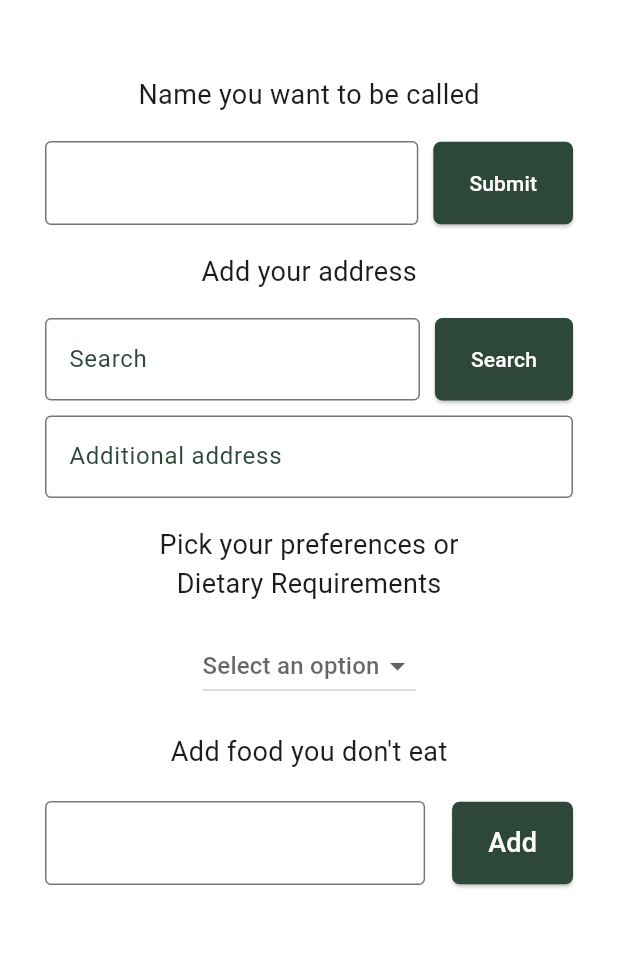
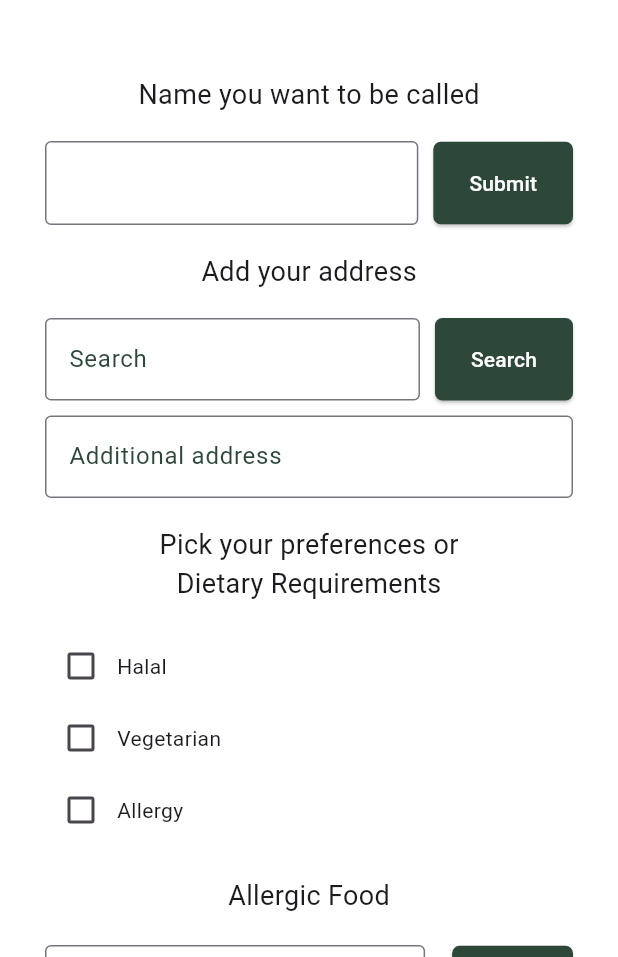
Before and after one commit to seoeunwon/mukki-app-master, a Flutter app: the SignUpPreferences screen opened directly, on a phone screen of 412 x 824 dp, the part 279-1236 px from its top. Run offline on Flutter 3.47's test engine with Material 3 defaults, Android fonts, the phone set to English and light mode, and no system bars; our stand-ins replace dio, flutter_secure_storage, google_maps_flutter; missing offline and left inert: kakao_flutter_sdk_user; accounts and stored records are empty.

Commit message:
Refactor signup preferences to support multiple option selections and integrate API call for filtered restaurants

```diff
--- a/lib/main.dart
+++ b/lib/main.dart
@@ -9,7 +9,6 @@ void main() {
 
 class MyApp extends StatelessWidget {
   const MyApp({super.key});
-
   @override
   Widget build(BuildContext context) {
     return MaterialApp(
--- a/lib/setting.dart
+++ b/lib/setting.dart
@@ -78,7 +78,10 @@ class _SettingState extends State<Setting> {
                 ),
               ),
               SizedBox(height: 20),
-              Text('Status: $option', style: TextStyle(fontSize: 20)),
+              Text(
+                'Status: ${selectedOptions.join(', ')}',
+                style: TextStyle(fontSize: 20),
+              ),
               SizedBox(height: 20),
               Row(
                 children: [
--- a/lib/shared_data.dart
+++ b/lib/shared_data.dart
@@ -5,4 +5,4 @@ List<String> foodList = [];
 
 final TextEditingController usernameController = TextEditingController();
 String username = '';
-String option = '';
+List<String> selectedOptions = [];
--- a/lib/signup_preferences.dart
+++ b/lib/signup_preferences.dart
@@ -1,6 +1,7 @@
 import 'package:flutter/material.dart';
 import 'package:mukki/mainpage.dart';
 import 'package:mukki/shared_data.dart';
+import 'package:dio/dio.dart';
 
 class SignUpPreferences extends StatefulWidget {
   const SignUpPreferences({super.key});
@@ -10,16 +11,42 @@ class SignUpPreferences extends StatefulWidget {
 }
 
 class _SignUpPreferencesState extends State<SignUpPreferences> {
-  String? _selectedOption;
-
   final List<String> _options = ['Halal', 'Vegetarian', 'Allergy'];
+  final List<String> _selectedOptions = [];
   final TextEditingController _excludeFoodController = TextEditingController();
   final TextEditingController _usernameController = TextEditingController();
+
+  bool vegan = false;
+  bool halal = false;
+  bool peanut = false;
 
   @override
   void dispose() {
     _excludeFoodController.dispose();
     super.dispose();
+  }
+
+  Future<void> fetchFilteredRestaurants() async {
+    // 옵션에 따라 필터 값 설정
+    vegan = _selectedOptions.contains('Vegetarian');
+    halal = _selectedOptions.contains('Halal');
+    peanut = _selectedOptions.contains('Allergy');
+    final String url =
+        'http://localhost:3000/restaurants/filteredLIst?vegan=$vegan&halal=$halal&peanut=$peanut';
+    try {
+      // dio를 사용하여 GET 요청 보내기
+      Dio dio = Dio();
+      Response response = await dio.get(url);
+
+      if (response.statusCode == 200) {
+        final List<dynamic> data = response.data;
+        print('API Response: $data'); // 응답 확인
+      } else {
+        print('Failed to load data: ${response.statusCode}');
+      }
+    } catch (e) {
+      print('Error occurred: $e');
+    }
   }
 
   @override
@@ -147,25 +174,33 @@ class _SignUpPreferencesState extends State<SignUpPreferences> {
                 style: TextStyle(fontSize: 18),
               ),
               const SizedBox(height: 18),
-              DropdownButton<String>(
-                value: _selectedOption,
-                hint: const Text('Select an option'),
-                items: _options.map((String option) {
-                  return DropdownMenuItem<String>(
-                    value: option,
-                    child: Text(option),
-                  );
-                }).toList(),
-                onChanged: (String? newValue) {
-                  setState(() {
-                    _selectedOption = newValue;
-                    option = _selectedOption!;
-                  });
-                },
-              ),
+              // Checkbox로 여러 옵션 선택 가능
+              for (String option in _options)
+                Row(
+                  children: [
+                    Checkbox(
+                      value: _selectedOptions.contains(option),
+                      onChanged: (bool? value) {
+                        setState(() {
+                          if (value == true) {
+                            _selectedOptions.add(option);
+                          } else {
+                            _selectedOptions.remove(option);
+                          }
+                          // selectedOptions 업데이트
+                          selectedOptions = List.from(_selectedOptions);
+                          print('Selected Options: $selectedOptions');
+                          fetchFilteredRestaurants();
+                        });
+                      },
+                    ),
+                    Text(option),
+                  ],
+                ),
+
               const SizedBox(height: 20),
               const Text(
-                "Add food you don't eat",
+                "Allergic Food",
                 style: TextStyle(fontSize: 18),
               ),
               const SizedBox(height: 20),
--- a/pubspec.yaml
+++ b/pubspec.yaml
@@ -28,6 +28,7 @@ environment:
 # the latest version available on pub.dev. To see which dependencies have newer
 # versions available, run `flutter pub outdated`.
 dependencies:
+  dio: ^5.0.0
   flutter:
     sdk: flutter
 
```
Also changed, not shown: pubspec.lock.
